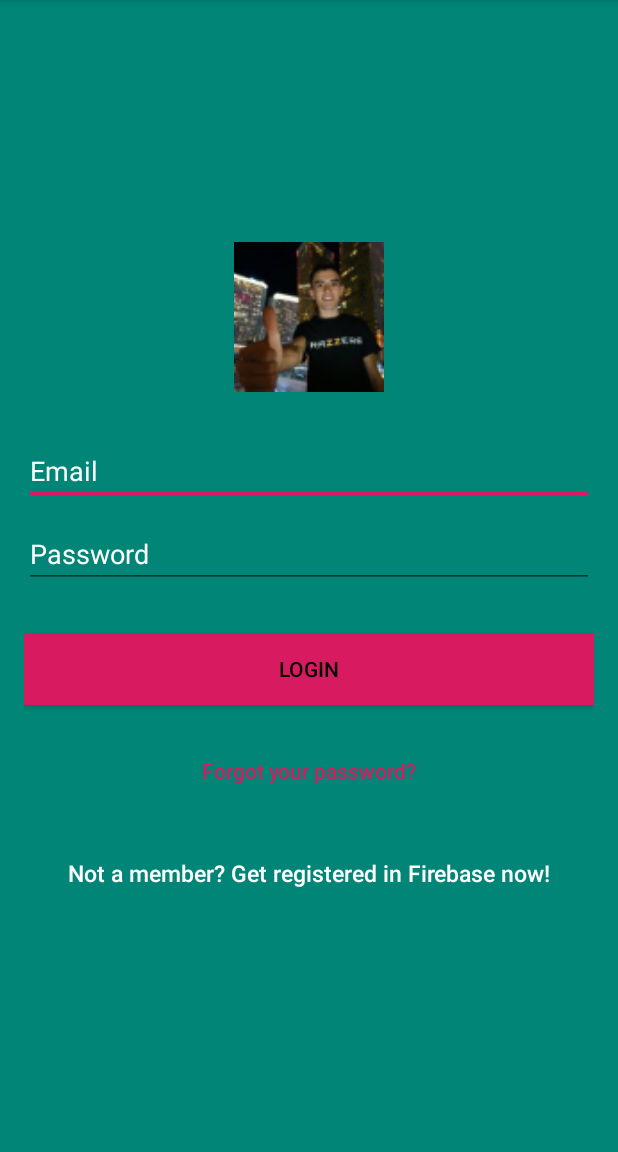
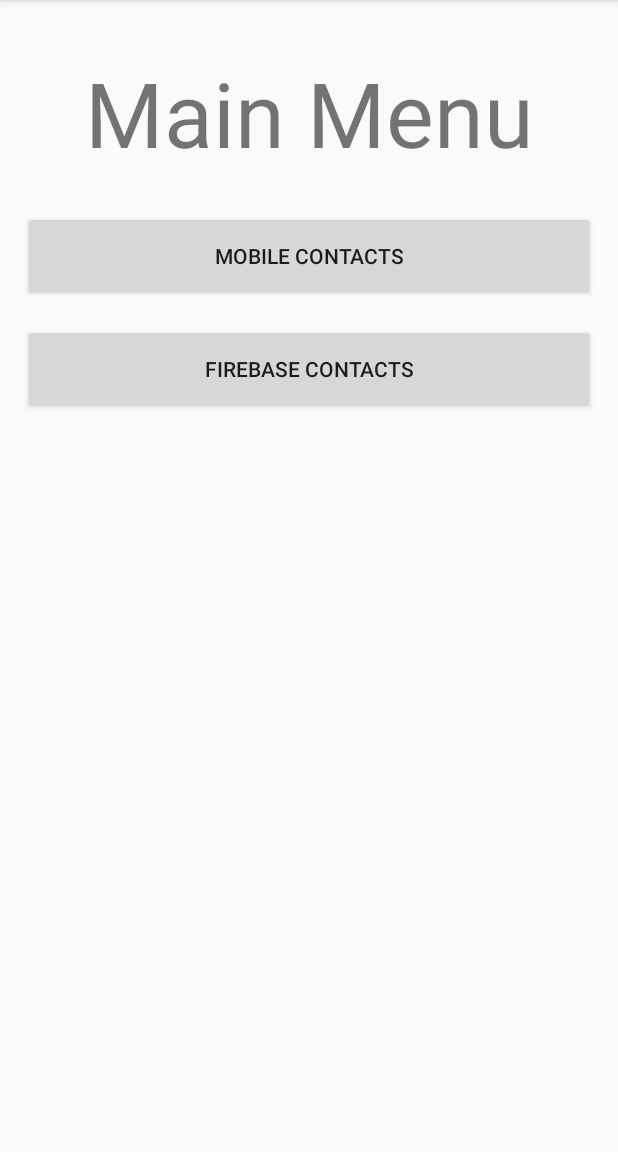
Before and after one commit to mikijaworski/epic-agenda, an Android app: the screen it shows after launch (FirebaseLogin before the commit, MainMenuActivity after it), on a phone screen of 412 x 824 dp, the part 84-1236 px from its top. Run offline under Robolectric (Android 15) with nearby library versions, the phone set to English and light mode, and no system bars.

```diff
--- a/app/src/main/java/com/example/epicagendaapp/FirebaseLogin.java
+++ b/app/src/main/java/com/example/epicagendaapp/FirebaseLogin.java
@@ -32,7 +32,7 @@ public class FirebaseLogin extends AppCompatActivity {
         auth = FirebaseAuth.getInstance();
         // Si la instancia es distinta de null
         if (auth.getCurrentUser() != null) {
-            startActivity(new Intent(FirebaseLogin.this, MainActivity.class));
+            startActivity(new Intent(FirebaseLogin.this, FirebaseMain.class));
             finish();
         }
         // Establecer la vista ahora
@@ -96,7 +96,7 @@ public class FirebaseLogin extends AppCompatActivity {
                                         Toast.makeText(FirebaseLogin.this, getString(R.string.auth_failed), Toast.LENGTH_LONG).show();
                                     }
                                 } else {
-                                    Intent intent = new Intent(FirebaseLogin.this, MainActivity.class);
+                                    Intent intent = new Intent(FirebaseLogin.this, FirebaseMain.class);
                                     startActivity(intent);
                                     finish();
                                 }
--- /dev/null
+++ b/app/src/main/java/com/example/epicagendaapp/MainMenuActivity.java
@@ -0,0 +1,26 @@
+package com.example.epicagendaapp;
+
+import androidx.appcompat.app.AppCompatActivity;
+
+import android.content.Intent;
+import android.os.Bundle;
+import android.view.View;
+
+public class MainMenuActivity extends AppCompatActivity {
+
+    @Override
+    protected void onCreate(Bundle savedInstanceState) {
+        super.onCreate(savedInstanceState);
+        setContentView(R.layout.activity_main_menu);
+    }
+
+    public void OpenMobileContacts(View view) {
+        Intent intent = new Intent(this, ContactsTelActivity.class);
+        startActivity(intent);
+    }
+
+    public void OpenFireBaseContacts(View view) {
+        Intent intent = new Intent(this, FirebaseMain.class);
+        startActivity(intent);
+    }
+}
--- a/app/src/main/java/com/example/epicagendaapp/SignUpActivity.java
+++ b/app/src/main/java/com/example/epicagendaapp/SignUpActivity.java
@@ -89,7 +89,7 @@ public class SignUpActivity extends AppCompatActivity {
                                     Toast.makeText(SignUpActivity.this, "Autenticación fallida" + task.getException(),
                                             Toast.LENGTH_SHORT).show();
                                 } else {
-                                    startActivity(new Intent(SignUpActivity.this, MainActivity.class));
+                                    startActivity(new Intent(SignUpActivity.this, FirebaseMain.class));
                                     finish();
                                 }
                             }
--- a/app/src/main/res/layout/activity_main.xml
+++ b/app/src/main/res/layout/activity_main.xml
@@ -6,7 +6,7 @@
     android:layout_width="match_parent"
     android:layout_height="match_parent"
     android:fitsSystemWindows="true"
-    tools:context=".MainActivity">
+    tools:context=".FirebaseMain">
 
     <LinearLayout
         android:id="@+id/linearLayout3"
--- /dev/null
+++ b/app/src/main/res/layout/activity_main_menu.xml
@@ -0,0 +1,50 @@
+<?xml version="1.0" encoding="utf-8"?>
+<androidx.constraintlayout.widget.ConstraintLayout xmlns:android="http://schemas.android.com/apk/res/android"
+    xmlns:app="http://schemas.android.com/apk/res-auto"
+    xmlns:tools="http://schemas.android.com/tools"
+    android:layout_width="match_parent"
+    android:layout_height="match_parent"
+    tools:context=".MainMenuActivity">
+
+    <TextView
+        android:id="@+id/textView"
+        android:layout_width="match_parent"
+        android:layout_height="100dp"
+        android:layout_marginLeft="15dp"
+        android:layout_marginTop="25dp"
+        android:layout_marginRight="15dp"
+        android:gravity="center"
+        android:text="Main Menu"
+        android:textSize="60sp"
+        app:layout_constraintEnd_toEndOf="parent"
+        app:layout_constraintStart_toStartOf="parent"
+        app:layout_constraintTop_toTopOf="parent" />
+
+    <Button
+        android:id="@+id/contacts_mobile"
+        android:layout_width="match_parent"
+        android:layout_height="60dp"
+        android:layout_marginLeft="15dp"
+        android:layout_marginTop="15dp"
+        android:layout_marginRight="15dp"
+        android:text="mobile contacts"
+        android:onClick="OpenMobileContacts"
+        app:layout_constraintEnd_toEndOf="parent"
+        app:layout_constraintStart_toStartOf="parent"
+        app:layout_constraintTop_toBottomOf="@+id/textView" />
+
+    <Button
+        android:id="@+id/contacts_firebase"
+        android:layout_width="match_parent"
+        android:layout_height="60dp"
+        android:layout_marginLeft="15dp"
+        android:layout_marginTop="15dp"
+        android:layout_marginRight="15dp"
+        android:text="firebase contacts"
+        android:onClick="OpenFireBaseContacts"
+        app:layout_constraintEnd_toEndOf="parent"
+        app:layout_constraintHorizontal_bias="0.0"
+        app:layout_constraintStart_toStartOf="parent"
+        app:layout_constraintTop_toBottomOf="@+id/contacts_mobile" />
+
+</androidx.constraintlayout.widget.ConstraintLayout>
```
Also changed, not shown: app/src/main/AndroidManifest.xml (+6 -3 lines), app/src/main/java/com/example/epicagendaapp/ContactsTelActivity.java (+1 -57 lines), app/src/main/java/com/example/epicagendaapp/FirebaseMain.java (renamed from app/src/main/java/com/example/epicagendaapp/MainActivity.java, +11 -12 lines).
